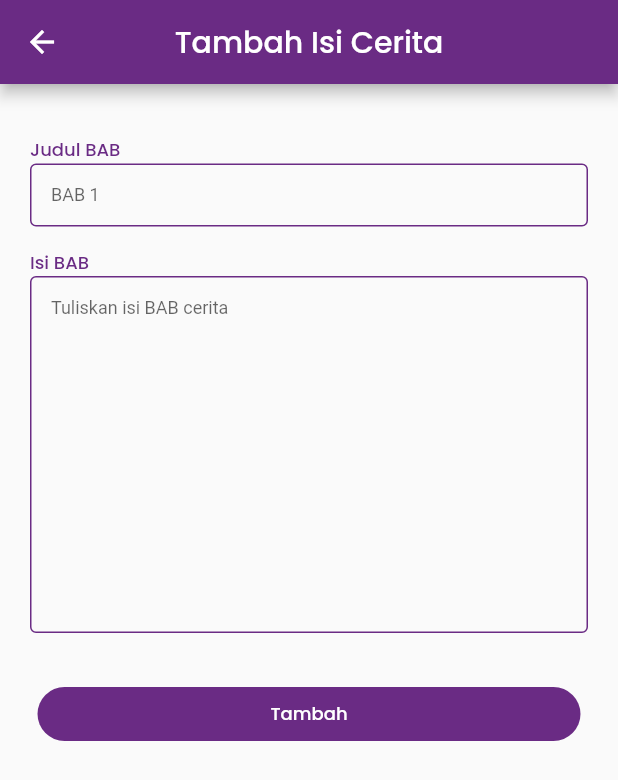
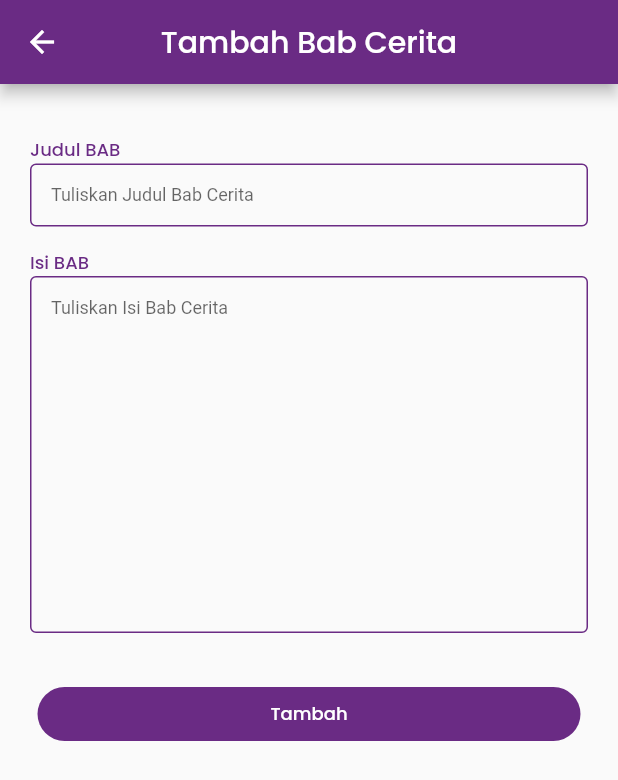
Before and after one commit to whywidodo/finalproject_pmoif20d_wahyu, a Flutter app: the TambahBabCerita screen opened directly, after a tap on "Tambah", on a phone screen of 412 x 824 dp. Shown: the top 780 px of the screen. Run offline on Flutter 3.47's test engine with Material 2 defaults, Android fonts, the phone set to English and light mode, and no system bars; our stand-ins replace awesome_dialog, email_validator, image_picker, share_plus, shared_preferences; missing offline and left inert: need_resume; accounts and stored records are empty; network calls fail; statements that could not run were skipped.

Commit message:
perbaikan tambah bab cerita

```diff
--- a/lib/TambahBabCerita.dart
+++ b/lib/TambahBabCerita.dart
@@ -2,6 +2,7 @@ import 'package:awesome_dialog/awesome_dialog.dart';
 import 'package:finalproject_pmoif20d_wahyu/API/CallApi.dart';
 import 'package:flutter/material.dart';
 
+import 'Constant/ConstantApi.dart';
 import 'User.dart';
 
 class TambahBabCerita extends StatefulWidget {
@@ -17,6 +18,14 @@ class _TambahBabCeritaState extends State<TambahBabCerita> {
   var txtIsiBab = TextEditingController();
 
   @override
+  void initState() {
+    super.initState();
+    print(c_id);
+    print(u_email);
+
+  }
+
+  @override
   Widget build(BuildContext context) {
     return Scaffold(
     appBar: AppBar(
@@ -30,7 +39,7 @@ class _TambahBabCeritaState extends State<TambahBabCerita> {
       ),
       centerTitle: true,
       title: const Text(
-        'Tambah Isi Cerita',
+        'Tambah Bab Cerita',
         style: TextStyle(fontFamily: 'PoppinsMedium'),
       ),
       backgroundColor: const Color(0xFF6A2B84),
@@ -58,7 +67,7 @@ class _TambahBabCeritaState extends State<TambahBabCerita> {
                               controller: txtJudulBab,
                               decoration: const InputDecoration(
                                   isDense: true,
-                                  hintText: 'BAB 1',
+                                  hintText: 'Tuliskan Judul Bab Cerita',
                                   contentPadding: EdgeInsets.all(14),
                                   fillColor: Colors.white,
                                   focusedBorder: OutlineInputBorder(
@@ -93,7 +102,7 @@ class _TambahBabCeritaState extends State<TambahBabCerita> {
                               maxLines: 15,
                               decoration: const InputDecoration(
                                   isDense: true,
-                                  hintText: 'Tuliskan isi BAB cerita',
+                                  hintText: 'Tuliskan Isi Bab Cerita',
                                   contentPadding: EdgeInsets.all(14),
                                   fillColor: Colors.white,
                                   focusedBorder: OutlineInputBorder(
@@ -119,7 +128,7 @@ class _TambahBabCeritaState extends State<TambahBabCerita> {
                               ),
                             ),
                             onPressed: () {
-                              // _validateProses();
+                              _validateProses();
                               // Navigator.pop(context);
                             },
                             child: const Text("Tambah",
@@ -133,41 +142,32 @@ class _TambahBabCeritaState extends State<TambahBabCerita> {
               ]),
             )));
   }
-//     void _validateProses() {
-//       if (ceritaDipilih != 'Pilih Kategori Cerita' && statusDipilih != 'Pilih Status Cerita'){
-//         if (_formKey.currentState!.validate()) {
-//           _formKey.currentState!.save();
-//           lakukanProses(
-//               txtCeritaJudul.text, ceritaDipilih, txtCeritaSample.text, txtCeritaIsi.text, statusDipilih);
-//         } else {
-//           // showAlertGagalTambah();
-//         }
-//       }else{
-//         AwesomeDialog(
-//             context: context,
-//             dialogType: DialogType.ERROR,
-//             animType: AnimType.SCALE,
-//             headerAnimationLoop: true,
-//             title: 'Tambah Cerita Gagal',
-//             desc: 'Silahkan pilih kategori atau status cerita',
-//             btnOkOnPress: () {},
-//             btnOkIcon: Icons.cancel,
-//             btnOkColor: Colors.red
-//         ).show();
-//       }
-//     }
-//
-//     lakukanProses(judulCerita, kategoriCerita, ringkasanCerita, isiCerita, statusCerita) async {
-//       var data = {
-//         "judul_cerita": judulCerita,
-//         "kode_kategori": kategoriCerita,
-//         "txt_cerita_sample": ringkasanCerita,
-//         "txt_cerita_full": isiCerita,
-//         "sampul_cerita": "null",
-//         "status_cerita": statusCerita,
-//         "kode_user": u_email
-//       };
-//       print(data);
-//       bool res = await CallApi().postDataTambahCerita(data, 'cerita', context);
-//     }
+    void _validateProses() {
+      if (txtJudulBab.text != null && txtIsiBab.text != null){
+          lakukanProses(c_id, txtJudulBab.text, txtIsiBab.text, u_email);
+      }else{
+        AwesomeDialog(
+            context: context,
+            dialogType: DialogType.ERROR,
+            animType: AnimType.SCALE,
+            headerAnimationLoop: true,
+            title: 'Tambah Bab Cerita Gagal',
+            desc: 'Silahkan pilih kategori atau status cerita',
+            btnOkOnPress: () {},
+            btnOkIcon: Icons.cancel,
+            btnOkColor: Colors.red
+        ).show();
+      }
+    }
+
+    lakukanProses(idcerita, judulbab, isibab, email) async {
+      var data = {
+        "id_cerita": idcerita,
+        "judul_bab": judulbab,
+        "isi_bab": isibab,
+        "kode_user": email,
+      };
+      print(data);
+      bool res = await CallApi().postDataTambahBabCerita(data, 'babcerita', context);
+    }
 }
```
Also changed, not shown: lib/CeritaFavorite.dart (+31 -43 lines).
